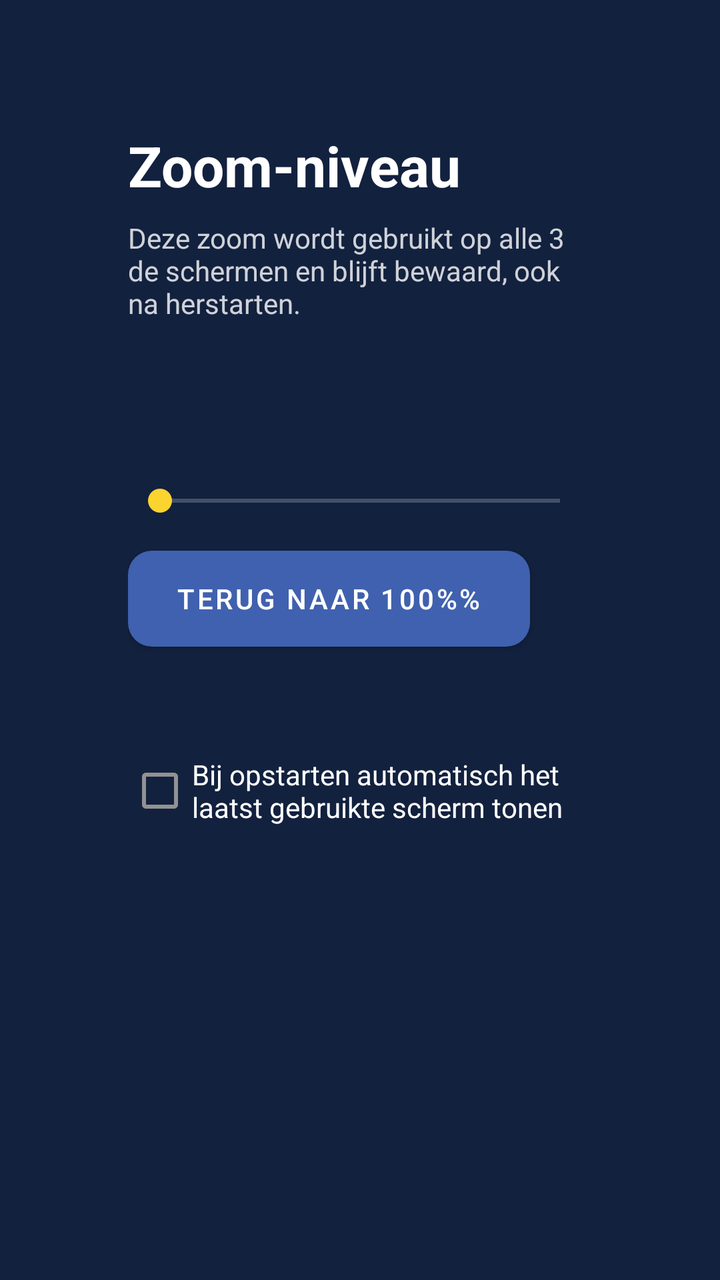
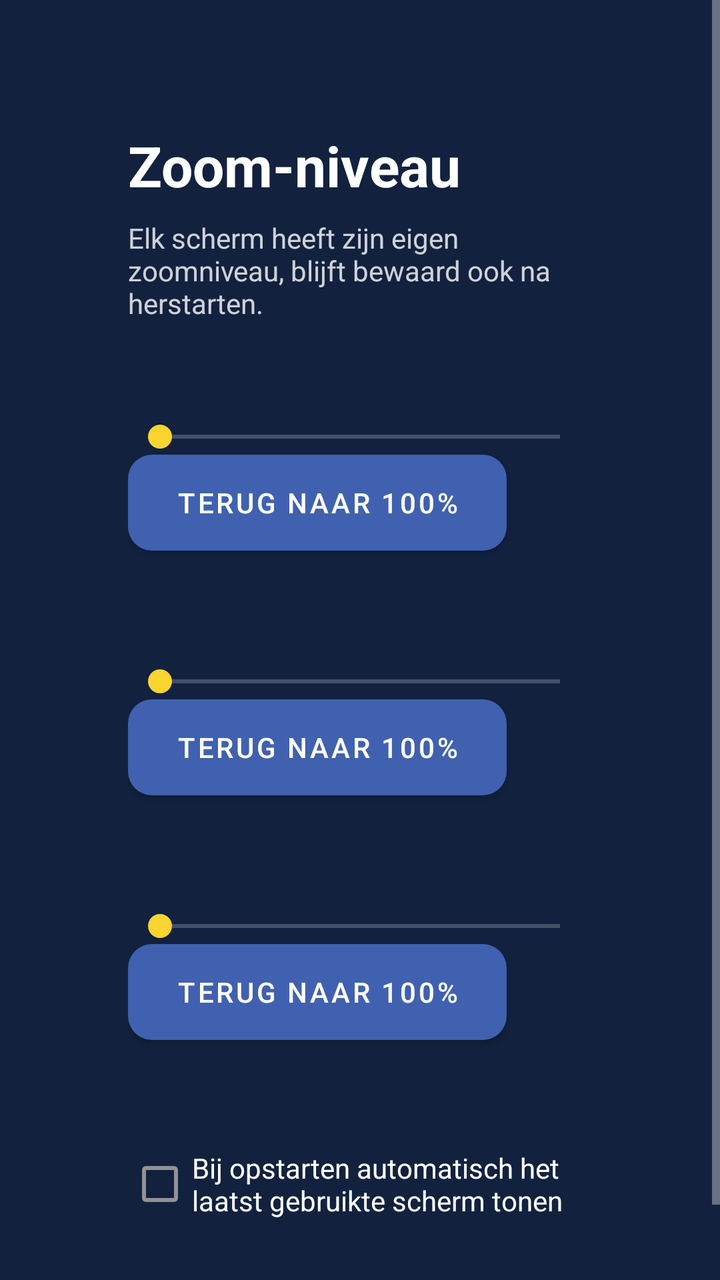

Compare the two renders of this Android layout. The source of the first and the diff that turns it into the second are given below.
<!-- AndroidManifest.xml: activity theme Theme.KantineTv -->
<!-- res/layout/activity_settings.xml -->
<?xml version="1.0" encoding="utf-8"?>
<LinearLayout xmlns:android="http://schemas.android.com/apk/res/android"
    xmlns:app="http://schemas.android.com/apk/res-auto"
    android:layout_width="match_parent"
    android:layout_height="match_parent"
    android:background="@color/achtergrond"
    android:orientation="vertical"
    android:padding="64dp">

    <TextView
        android:layout_width="wrap_content"
        android:layout_height="wrap_content"
        android:text="@string/zoom_titel"
        android:textColor="@color/wit"
        android:textSize="28sp"
        android:textStyle="bold" />

    <TextView
        android:layout_width="wrap_content"
        android:layout_height="wrap_content"
        android:layout_marginTop="8dp"
        android:layout_marginBottom="24dp"
        android:text="@string/zoom_uitleg"
        android:textColor="@color/wit"
        android:alpha="0.8" />

    <TextView
        android:id="@+id/zoomWaarde"
        android:layout_width="wrap_content"
        android:layout_height="wrap_content"
        android:layout_marginBottom="8dp"
        android:textColor="@color/geel"
        android:textSize="36sp"
        android:textStyle="bold" />

    <SeekBar
        android:id="@+id/zoomSeekbar"
        android:layout_width="match_parent"
        android:layout_height="wrap_content" />

    <Button
        android:id="@+id/zoomResetKnop"
        android:layout_width="wrap_content"
        android:layout_height="wrap_content"
        android:layout_marginTop="16dp"
        android:background="@drawable/tv_card_background"
        android:paddingHorizontal="24dp"
        android:text="@string/zoom_reset"
        android:textColor="@color/wit"
        app:backgroundTint="@null" />

    <CheckBox
        android:id="@+id/autoStartCheckbox"
        android:layout_width="wrap_content"
        android:layout_height="wrap_content"
        android:layout_marginTop="48dp"
        android:text="@string/auto_start_label"
        android:textColor="@color/wit" />

</LinearLayout>
<!-- resources referenced by this layout -->
<resources>
  <color name="achtergrond">#12213E</color>
  <color name="geel">#FCD42F</color>
  <color name="wit">#FFFFFF</color>
  <!-- drawable tv_card_background (drawable) -->
  <?xml version="1.0" encoding="utf-8"?>
  <selector xmlns:android="http://schemas.android.com/apk/res/android">
      <item android:state_focused="true">
          <shape android:shape="rectangle">
              <solid android:color="@color/geel" />
              <corners android:radius="12dp" />
              <stroke android:width="4dp" android:color="@color/wit" />
          </shape>
      </item>
      <item>
          <shape android:shape="rectangle">
              <solid android:color="@color/blauw" />
              <corners android:radius="12dp" />
          </shape>
      </item>
  </selector>
  <string name="auto_start_label">Bij opstarten automatisch het laatst gebruikte scherm tonen</string>
  <string name="zoom_reset">Terug naar 100%%</string>
  <string name="zoom_titel">Zoom-niveau</string>
  <string name="zoom_uitleg">Deze zoom wordt gebruikt op alle 3 de schermen en blijft bewaard, ook na herstarten.</string>
  <style name="Theme.KantineTv" parent="Theme.MaterialComponents.NoActionBar">
          <item name="colorPrimary">@color/blauw</item>
          <item name="colorPrimaryDark">@color/blauw_donker</item>
          <item name="colorAccent">@color/geel</item>
          <item name="android:windowBackground">@color/achtergrond</item>
          <item name="android:statusBarColor">@color/achtergrond</item>
      </style>
  <color name="blauw">#4061AF</color>
  <color name="blauw_donker">#2C4680</color>
</resources>

<!-- the commit's change to res/layout/activity_settings.xml (unified diff, before → after) -->
@@ -1,60 +1,163 @@
 <?xml version="1.0" encoding="utf-8"?>
-<LinearLayout xmlns:android="http://schemas.android.com/apk/res/android"
+<ScrollView xmlns:android="http://schemas.android.com/apk/res/android"
     xmlns:app="http://schemas.android.com/apk/res-auto"
     android:layout_width="match_parent"
     android:layout_height="match_parent"
     android:background="@color/achtergrond"
-    android:orientation="vertical"
-    android:padding="64dp">
+    android:fillViewport="true">
 
-    <TextView
-        android:layout_width="wrap_content"
+    <LinearLayout
+        android:layout_width="match_parent"
         android:layout_height="wrap_content"
-        android:text="@string/zoom_titel"
-        android:textColor="@color/wit"
-        android:textSize="28sp"
-        android:textStyle="bold" />
+        android:orientation="vertical"
+        android:padding="64dp">
 
-    <TextView
-        android:layout_width="wrap_content"
-        android:layout_height="wrap_content"
-        android:layout_marginTop="8dp"
-        android:layout_marginBottom="24dp"
-        android:text="@string/zoom_uitleg"
-        android:textColor="@color/wit"
-        android:alpha="0.8" />
+        <TextView
+            android:layout_width="wrap_content"
+            android:layout_height="wrap_content"
+            android:text="@string/zoom_titel"
+            android:textColor="@color/wit"
+            android:textSize="28sp"
+            android:textStyle="bold" />
 
-    <TextView
-        android:id="@+id/zoomWaarde"
-        android:layout_width="wrap_content"
-        android:layout_height="wrap_content"
-        android:layout_marginBottom="8dp"
-        android:textColor="@color/geel"
-        android:textSize="36sp"
-        android:textStyle="bold" />
+        <TextView
+            android:layout_width="wrap_content"
+            android:layout_height="wrap_content"
+            android:layout_marginTop="8dp"
+            android:layout_marginBottom="24dp"
+            android:text="@string/zoom_uitleg"
+            android:textColor="@color/wit"
+            android:alpha="0.8" />
 
-    <SeekBar
-        android:id="@+id/zoomSeekbar"
-        android:layout_width="match_parent"
-        android:layout_height="wrap_content" />
+        
+        <LinearLayout
+            android:layout_width="match_parent"
+            android:layout_height="wrap_content"
+            android:gravity="center_vertical"
+            android:orientation="horizontal">
 
-    <Button
-        android:id="@+id/zoomResetKnop"
-        android:layout_width="wrap_content"
-        android:layout_height="wrap_content"
-        android:layout_marginTop="16dp"
-        android:background="@drawable/tv_card_background"
-        android:paddingHorizontal="24dp"
-        android:text="@string/zoom_reset"
-        android:textColor="@color/wit"
-        app:backgroundTint="@null" />
+            <TextView
+                android:id="@+id/prijzenTitel"
+                android:layout_width="0dp"
+                android:layout_height="wrap_content"
+                android:layout_weight="1"
+                android:textColor="@color/wit"
+                android:textSize="18sp"
+                android:textStyle="bold" />
 
-    <CheckBox
-        android:id="@+id/autoStartCheckbox"
-        android:layout_width="wrap_content"
-        android:layout_height="wrap_content"
-        android:layout_marginTop="48dp"
-        android:text="@string/auto_start_label"
-        android:textColor="@color/wit" />
+            <TextView
+                android:id="@+id/prijzenZoomWaarde"
+                android:layout_width="wrap_content"
+                android:layout_height="wrap_content"
+                android:textColor="@color/geel"
+                android:textSize="18sp"
+                android:textStyle="bold" />
+        </LinearLayout>
 
-</LinearLayout>
+        <SeekBar
+            android:id="@+id/prijzenZoomSeekbar"
+            android:layout_width="match_parent"
+            android:layout_height="wrap_content" />
+
+        <Button
+            android:id="@+id/prijzenZoomResetKnop"
+            android:layout_width="wrap_content"
+            android:layout_height="wrap_content"
+            android:layout_marginBottom="32dp"
+            android:background="@drawable/tv_card_background"
+            android:paddingHorizontal="24dp"
+            android:text="@string/zoom_reset"
+            android:textColor="@color/wit"
+            app:backgroundTint="@null" />
+
+        
+        <LinearLayout
+            android:layout_width="match_parent"
+            android:layout_height="wrap_content"
+            android:gravity="center_vertical"
+            android:orientation="horizontal">
+
+            <TextView
+                android:id="@+id/diasTitel"
+                android:layout_width="0dp"
+                android:layout_height="wrap_content"
+                android:layout_weight="1"
+                android:textColor="@color/wit"
+                android:textSize="18sp"
+                android:textStyle="bold" />
+
+            <TextView
+                android:id="@+id/diasZoomWaarde"
+                android:layout_width="wrap_content"
+                android:layout_height="wrap_content"
+                android:textColor="@color/geel"
+                android:textSize="18sp"
+                android:textStyle="bold" />
+        </LinearLayout>
+
+        <SeekBar
+            android:id="@+id/diasZoomSeekbar"
+            android:layout_width="match_parent"
+            android:layout_height="wrap_content" />
+
+        <Button
+            android:id="@+id/diasZoomResetKnop"
+            android:layout_width="wrap_content"
+            android:layout_height="wrap_content"
+            android:layout_marginBottom="32dp"
+            android:background="@drawable/tv_card_background"
+            android:paddingHorizontal="24dp"
+            android:text="@string/zoom_reset"
+            android:textColor="@color/wit"
+            app:backgroundTint="@null" />
+
+        
+        <LinearLayout
+            android:layout_width="match_parent"
+            android:layout_height="wrap_content"
+            android:gravity="center_vertical"
+            android:orientation="horizontal">
+
+            <TextView
+                android:id="@+id/gedeeldTitel"
+                android:layout_width="0dp"
+                android:layout_height="wrap_content"
+                android:layout_weight="1"
+                android:textColor="@color/wit"
+                android:textSize="18sp"
+                android:textStyle="bold" />
+
+            <TextView
+                android:id="@+id/gedeeldZoomWaarde"
+                android:layout_width="wrap_content"
+                android:layout_height="wrap_content"
+                android:textColor="@color/geel"
+                android:textSize="18sp"
+                android:textStyle="bold" />
+        </LinearLayout>
+
+        <SeekBar
+            android:id="@+id/gedeeldZoomSeekbar"
+            android:layout_width="match_parent"
+            android:layout_height="wrap_content" />
+
+        <Button
+            android:id="@+id/gedeeldZoomResetKnop"
+            android:layout_width="wrap_content"
+            android:layout_height="wrap_content"
+            android:background="@drawable/tv_card_background"
+            android:paddingHorizontal="24dp"
+            android:text="@string/zoom_reset"
+            android:textColor="@color/wit"
+            app:backgroundTint="@null" />
+
+        <CheckBox
+            android:id="@+id/autoStartCheckbox"
+            android:layout_width="wrap_content"
+            android:layout_height="wrap_content"
+            android:layout_marginTop="48dp"
+            android:text="@string/auto_start_label"
+            android:textColor="@color/wit" />
+
+    </LinearLayout>
+</ScrollView>
<!-- resource entries referenced after the edit -->
@@ -21,9 +21,9 @@
       </item>
   </selector>
   <string name="auto_start_label">Bij opstarten automatisch het laatst gebruikte scherm tonen</string>
-  <string name="zoom_reset">Terug naar 100%%</string>
+  <string name="zoom_reset">Terug naar 100%</string>
   <string name="zoom_titel">Zoom-niveau</string>
-  <string name="zoom_uitleg">Deze zoom wordt gebruikt op alle 3 de schermen en blijft bewaard, ook na herstarten.</string>
+  <string name="zoom_uitleg">Elk scherm heeft zijn eigen zoomniveau, blijft bewaard ook na herstarten.</string>
   <style name="Theme.KantineTv" parent="Theme.MaterialComponents.NoActionBar">
           <item name="colorPrimary">@color/blauw</item>
           <item name="colorPrimaryDark">@color/blauw_donker</item>
